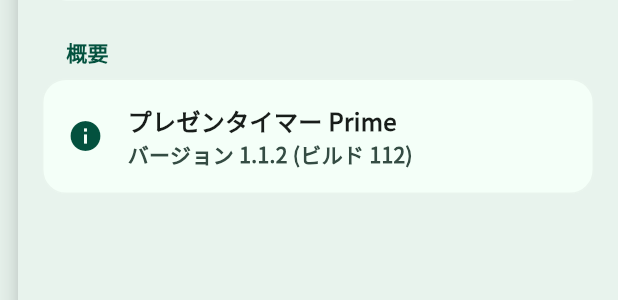
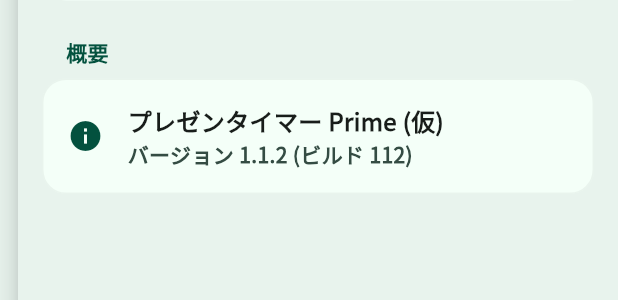
Before and after one commit to Girky0815/presentationtimer_prime, a Flutter app: the SettingsPanel widget shown alone on an empty page, opened directly, on a phone screen of 412 x 824 dp. Shown: the part 814-1114 px from the top of the screen. Run offline on Flutter 3.47's test engine with Material 3 defaults, Android fonts, the phone set to English and light mode, and no system bars; drawn by our look-alikes of dynamic_color; our stand-ins replace audioplayers, google_fonts, package_info_plus.

Commit message:
アプリ名変更

```diff
--- a/lib/main.dart
+++ b/lib/main.dart
@@ -1200,7 +1200,7 @@ class _SettingsPanelState extends State<SettingsPanel> {
                           Column(
                             crossAxisAlignment: CrossAxisAlignment.start,
                             children: [
-                              Text("プレゼンタイマー Prime",
+                              Text("プレゼンタイマー Prime (仮)",
                                   style: TextStyle(
                                       fontSize: 16,
                                       fontWeight: FontWeight.bold,
```
